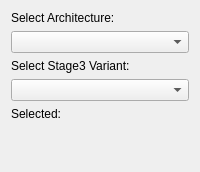
Qt form src/modules/stagechoose/StageChoosePage.ui (TableFlipper9/calamares) before a commit.
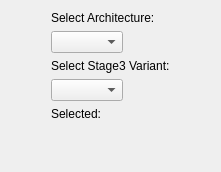
The same form after that commit.

The edit to the form file:
```diff
--- a/src/modules/stagechoose/StageChoosePage.ui
+++ b/src/modules/stagechoose/StageChoosePage.ui
@@ -2,7 +2,25 @@
 <ui version="4.0">
  <class>StageChoosePage</class>
  <widget class="QWidget" name="StageChoosePage">
-  <layout class="QVBoxLayout" name="verticalLayout">
+  <layout class="QHBoxLayout" name="outerHorizontalLayout">
+   <item>
+    <spacer name="horizontalSpacerLeft">
+     <property name="orientation">
+      <enum>Qt::Horizontal</enum>
+     </property>
+     <property name="sizeType">
+      <enum>QSizePolicy::Expanding</enum>
+     </property>
+     <property name="sizeHint" stdset="0">
+      <size>
+       <width>40</width>
+       <height>20</height>
+      </size>
+     </property>
+    </spacer>
+   </item>
+   <item>
+    <layout class="QVBoxLayout" name="verticalLayout" stretch="0,0,0,0,0,1">
    <item>
     <widget class="QLabel" name="archLabel">
      <property name="text">
@@ -11,7 +29,14 @@
     </widget>
    </item>
    <item>
-    <widget class="QComboBox" name="architectureComboBox"/>
+      <widget class="QComboBox" name="architectureComboBox">
+       <property name="sizePolicy">
+        <sizepolicy hsizetype="Fixed" vsizetype="Fixed">
+         <horstretch>0</horstretch>
+         <verstretch>0</verstretch>
+        </sizepolicy>
+       </property>
+      </widget>
    </item>
    <item>
     <widget class="QLabel" name="variantLabel">
@@ -21,7 +46,14 @@
     </widget>
    </item>
    <item>
-    <widget class="QComboBox" name="variantComboBox"/>
+      <widget class="QComboBox" name="variantComboBox">
+       <property name="sizePolicy">
+        <sizepolicy hsizetype="Fixed" vsizetype="Fixed">
+         <horstretch>0</horstretch>
+         <verstretch>0</verstretch>
+        </sizepolicy>
+       </property>
+      </widget>
    </item>
    <item>
     <widget class="QLabel" name="selectedTarballLabel">
@@ -42,6 +74,24 @@
       <size>
        <width>20</width>
        <height>40</height>
+        </size>
+       </property>
+      </spacer>
+     </item>
+    </layout>
+   </item>
+   <item>
+    <spacer name="horizontalSpacerRight">
+     <property name="orientation">
+      <enum>Qt::Horizontal</enum>
+     </property>
+     <property name="sizeType">
+      <enum>QSizePolicy::Expanding</enum>
+     </property>
+     <property name="sizeHint" stdset="0">
+      <size>
+       <width>40</width>
+       <height>20</height>
       </size>
      </property>
     </spacer>
```
Lines whose indentation alone changed are shown as unchanged.
